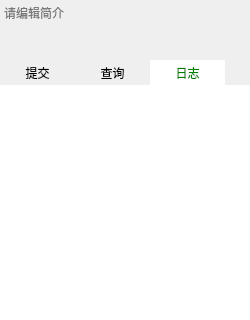
Above: MicroLib/MicroLib/Dialogs/sidewidget.ui from lileimt/MicroLib before the change; both pictures show x 0 to 250 and y 0 to 320 of the 250 by 520 pixel window. Below: the same form after it.
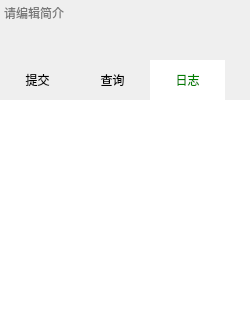
That is the form after the change. The open tabs and pages were chosen to show the change. Icons and pictures are not drawn. Custom widgets are drawn as their Qt base class.

The edit to the form file:
```diff
--- a/MicroLib/MicroLib/Dialogs/sidewidget.ui
+++ b/MicroLib/MicroLib/Dialogs/sidewidget.ui
@@ -39,7 +39,7 @@
     border-top-right-radius: 0px;
     max-width: 75px;
 	min-width:75px; 
-	min-height:25px;
+	height:40px;
     font:30 16px &quot;微软雅黑&quot;;
     padding: 0px;
 	beckground:white;
@@ -54,6 +54,9 @@
 QTabWidget::pane{
 	border:none;
 	background:white;
+}
+QListWidget{
+	border:none;
 }</string>
   </property>
   <layout class="QVBoxLayout" name="verticalLayout">
```
Left out of the diff: 18 changed lines with no effect on the pictures.
